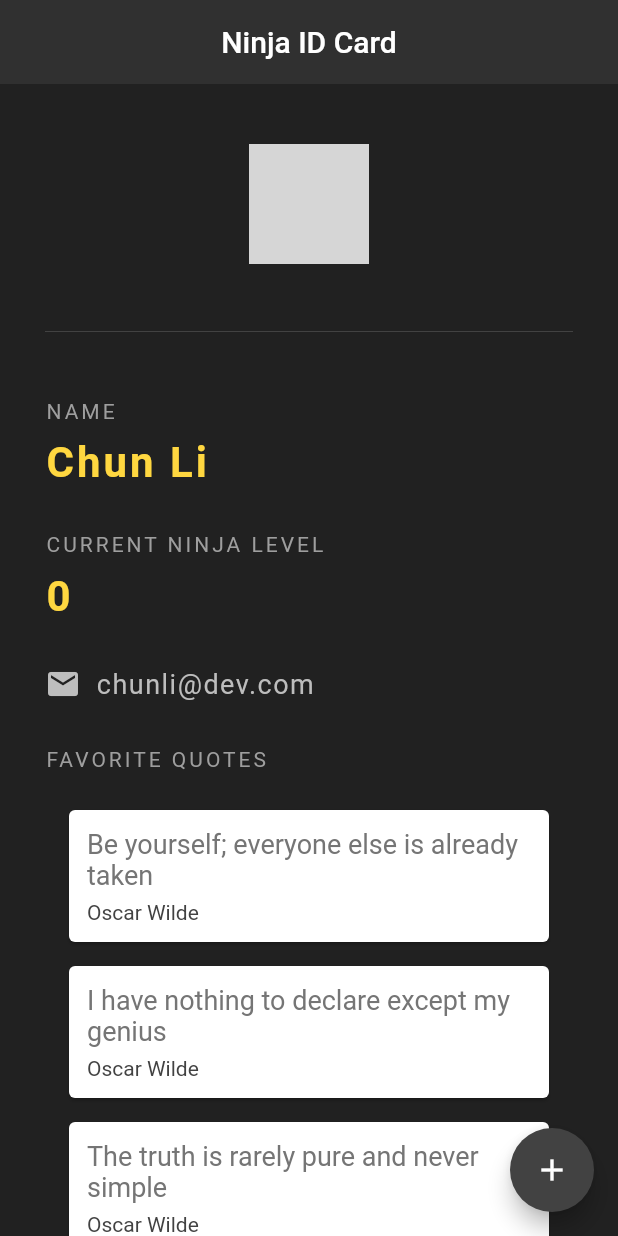
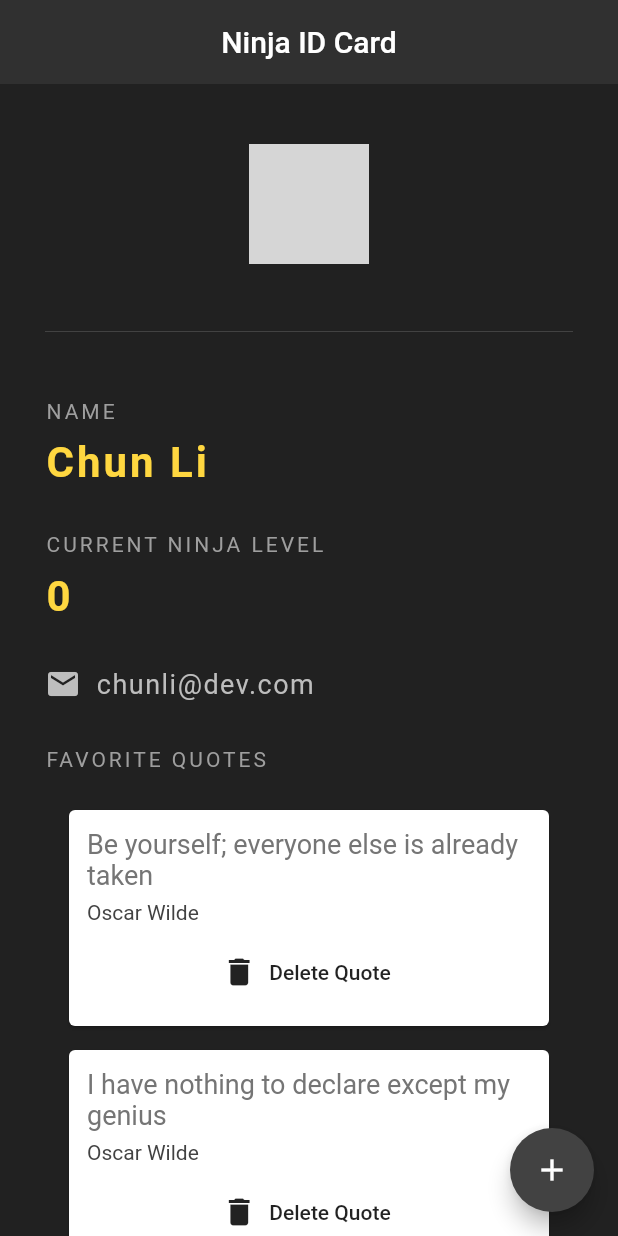
Before and after one commit to luizdebem/flutter-studies, a Flutter app: the screen it shows after launch, on a phone screen of 412 x 824 dp. Run offline on Flutter 3.47's test engine with Material 2 defaults, Android fonts, the phone set to English and light mode, and no system bars; network calls fail; grey boxes are pictures that could not be loaded.

Commit message:
Using functions as parameters

```diff
--- a/lib/main.dart
+++ b/lib/main.dart
@@ -102,7 +102,14 @@ class _NinjaCardState extends State<NinjaCard> {
               SizedBox(height: 10),
               Column(
                 children: quotes
-                    .map((quote) => QuoteCard(quote: quote))
+                    .map((quote) => QuoteCard(
+                      quote: quote,
+                      delete: () {
+                        setState(() {
+                          quotes.remove(quote);
+                        });
+                      }
+                    ))
                     .toList(), // (o toList() é por que o children da Column é sempre uma lita de widgets.)
               )
             ],
--- a/lib/quote_card.dart
+++ b/lib/quote_card.dart
@@ -3,8 +3,9 @@ import 'quote.dart';
 
 class QuoteCard extends StatelessWidget {
   final Quote quote; // final por que essa classe é Stateless;
+  final Function delete;
 
-  QuoteCard({this.quote}); // construtor (named) atribuindo o quote;
+  QuoteCard({this.quote, this.delete}); // construtor (named) atribuindo o quote;
 
   @override
   Widget build(BuildContext context) {
@@ -21,6 +22,14 @@ class QuoteCard extends StatelessWidget {
             Text(
               quote.author,
               style: TextStyle(fontSize: 14, color: Colors.grey[800]),
+            ),
+            SizedBox(height: 8),
+            FlatButton.icon(
+              onPressed: () {
+                this.delete();
+              },
+              label: Text('Delete Quote'),
+              icon: Icon(Icons.delete),
             )
           ],
         ),
```
